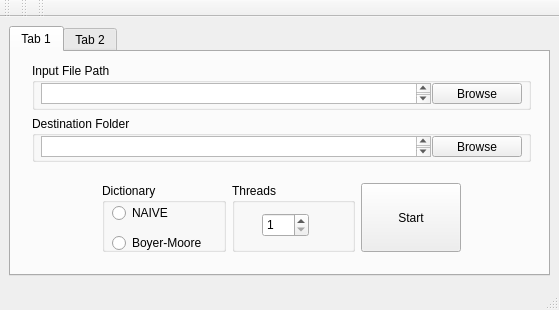
First picture: the form in app/mainwindow.ui, repository guidom300/sdem-archiver, before the edit.
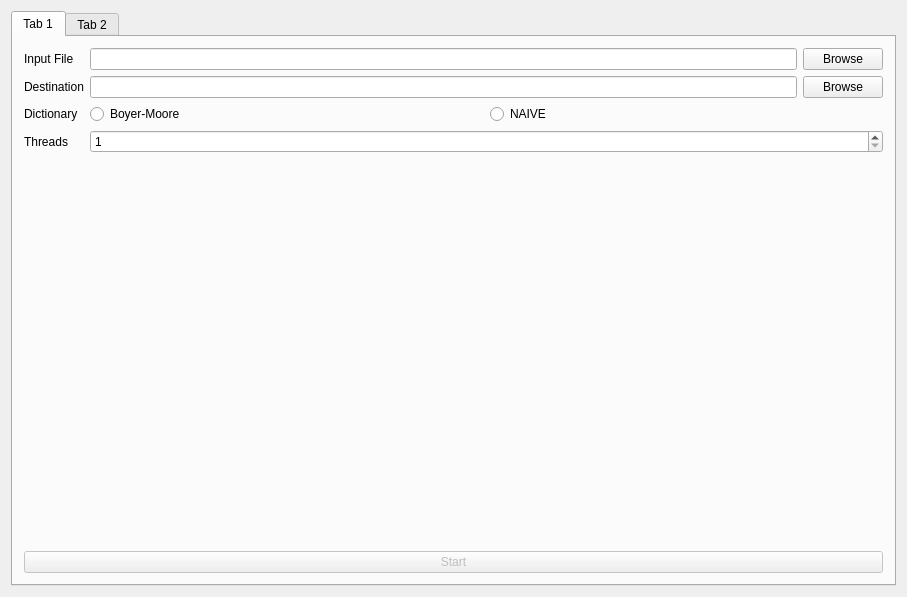
Second picture: the form after the edit. The open tabs and pages were chosen to show the change.

Commit message: Fix UI layout issues

The edit to the form file:
```diff
--- a/app/mainwindow.ui
+++ b/app/mainwindow.ui
@@ -6,25 +6,37 @@
    <rect>
     <x>0</x>
     <y>0</y>
-    <width>559</width>
-    <height>310</height>
+    <width>907</width>
+    <height>597</height>
    </rect>
   </property>
+  <property name="sizePolicy">
+   <sizepolicy hsizetype="Preferred" vsizetype="Preferred">
+    <horstretch>0</horstretch>
+    <verstretch>0</verstretch>
+   </sizepolicy>
+  </property>
   <property name="windowTitle">
    <string>SDEM-ARCHIVER</string>
   </property>
   <widget class="QWidget" name="centralWidget">
+   <property name="sizePolicy">
+    <sizepolicy hsizetype="Preferred" vsizetype="Preferred">
+     <horstretch>0</horstretch>
+     <verstretch>0</verstretch>
+    </sizepolicy>
+   </property>
+   <layout class="QGridLayout" name="gridLayout_3">
+    <item row="0" column="0">
    <widget class="QTabWidget" name="tabWidget">
-    <property name="geometry">
-     <rect>
-      <x>9</x>
-      <y>9</y>
-      <width>541</width>
-      <height>250</height>
-     </rect>
+      <property name="sizePolicy">
+       <sizepolicy hsizetype="MinimumExpanding" vsizetype="MinimumExpanding">
+        <horstretch>0</horstretch>
+        <verstretch>0</verstretch>
+       </sizepolicy>
     </property>
     <property name="currentIndex">
-     <number>1</number>
+       <number>0</number>
     </property>
     <widget class="QWidget" name="tab_1">
      <property name="toolTip">
@@ -33,91 +45,105 @@
      <attribute name="title">
       <string>Tab 1</string>
      </attribute>
-     <widget class="QWidget" name="">
-      <property name="geometry">
-       <rect>
-        <x>80</x>
-        <y>120</y>
-        <width>381</width>
-        <height>91</height>
-       </rect>
-      </property>
-      <layout class="QHBoxLayout" name="horizontalLayout">
+       <layout class="QGridLayout" name="gridLayout">
+        <item row="0" column="0">
+         <layout class="QFormLayout" name="formLayout">
+          <property name="fieldGrowthPolicy">
+           <enum>QFormLayout::AllNonFixedFieldsGrow</enum>
+          </property>
+          <item row="0" column="0">
+           <widget class="QLabel" name="label">
+            <property name="text">
+             <string>Input File</string>
+            </property>
+           </widget>
+          </item>
+          <item row="0" column="1">
+           <layout class="QHBoxLayout" name="horizontalLayout_4">
        <item>
-        <widget class="QGroupBox" name="groupBox_3">
-         <property name="maximumSize">
-          <size>
-           <width>250</width>
-           <height>100</height>
-          </size>
-         </property>
-         <property name="title">
+             <widget class="QLineEdit" name="inputFileEncoder"/>
+            </item>
+            <item>
+             <widget class="QPushButton" name="pushButton_2">
+              <property name="text">
+               <string>Browse</string>
+              </property>
+             </widget>
+            </item>
+           </layout>
+          </item>
+          <item row="1" column="0">
+           <widget class="QLabel" name="label_2">
+            <property name="text">
+             <string>Destination</string>
+            </property>
+           </widget>
+          </item>
+          <item row="1" column="1">
+           <layout class="QHBoxLayout" name="horizontalLayout_3">
+            <item>
+             <widget class="QLineEdit" name="destinationEncoder"/>
+            </item>
+            <item>
+             <widget class="QPushButton" name="pushButton">
+              <property name="text">
+               <string>Browse</string>
+              </property>
+             </widget>
+            </item>
+           </layout>
+          </item>
+          <item row="2" column="0">
+           <widget class="QLabel" name="label_3">
+            <property name="text">
           <string>Dictionary</string>
          </property>
-         <widget class="QRadioButton" name="naive">
-          <property name="geometry">
-           <rect>
-            <x>10</x>
-            <y>20</y>
-            <width>102</width>
-            <height>20</height>
-           </rect>
-          </property>
-          <property name="text">
-           <string>NAIVE</string>
-          </property>
-         </widget>
+           </widget>
+          </item>
+          <item row="2" column="1">
+           <layout class="QHBoxLayout" name="horizontalLayout">
+            <item>
          <widget class="QRadioButton" name="bm">
-          <property name="geometry">
-           <rect>
-            <x>10</x>
-            <y>50</y>
-            <width>102</width>
-            <height>20</height>
-           </rect>
-          </property>
           <property name="text">
            <string>Boyer-Moore</string>
           </property>
          </widget>
-        </widget>
        </item>
        <item>
-        <widget class="QGroupBox" name="groupBox_4">
-         <property name="maximumSize">
-          <size>
-           <width>250</width>
-           <height>100</height>
-          </size>
-         </property>
-         <property name="title">
+             <widget class="QRadioButton" name="naive">
+              <property name="text">
+               <string>NAIVE</string>
+              </property>
+             </widget>
+            </item>
+           </layout>
+          </item>
+          <item row="3" column="0">
+           <widget class="QLabel" name="label_4">
+            <property name="text">
           <string>Threads</string>
          </property>
+           </widget>
+          </item>
+          <item row="3" column="1">
          <widget class="QSpinBox" name="spinBox">
-          <property name="geometry">
-           <rect>
-            <x>30</x>
-            <y>30</y>
-            <width>47</width>
-            <height>24</height>
-           </rect>
-          </property>
           <property name="minimum">
            <number>1</number>
           </property>
          </widget>
-        </widget>
-       </item>
-       <item>
+          </item>
+         </layout>
+        </item>
+        <item row="1" column="0">
         <widget class="QPushButton" name="pushButton_3">
          <property name="enabled">
-          <bool>true</bool>
-         </property>
-         <property name="maximumSize">
-          <size>
-           <width>100</width>
-           <height>100</height>
-          </size>
+           <bool>false</bool>
+          </property>
+          <property name="sizePolicy">
+           <sizepolicy hsizetype="MinimumExpanding" vsizetype="Fixed">
+            <horstretch>1</horstretch>
+            <verstretch>0</verstretch>
+           </sizepolicy>
          </property>
          <property name="text">
           <string>Start</string>
@@ -125,79 +151,6 @@
         </widget>
        </item>
       </layout>
-     </widget>
-     <widget class="QWidget" name="">
-      <property name="geometry">
-       <rect>
-        <x>10</x>
-        <y>0</y>
-        <width>521</width>
-        <height>121</height>
-       </rect>
-      </property>
-      <layout class="QVBoxLayout" name="verticalLayout">
-       <item>
-        <widget class="QGroupBox" name="groupBox_2">
-         <property name="title">
-          <string>Input File Path</string>
-         </property>
-         <widget class="QPushButton" name="pushButton_2">
-          <property name="geometry">
-           <rect>
-            <x>400</x>
-            <y>20</y>
-            <width>90</width>
-            <height>21</height>
-           </rect>
-          </property>
-          <property name="text">
-           <string>Browse</string>
-          </property>
-         </widget>
-         <widget class="QTextBrowser" name="textBrowser_2">
-          <property name="geometry">
-           <rect>
-            <x>9</x>
-            <y>20</y>
-            <width>390</width>
-            <height>21</height>
-           </rect>
-          </property>
-         </widget>
-        </widget>
-       </item>
-       <item>
-        <widget class="QGroupBox" name="groupBox">
-         <property name="title">
-          <string>Destination Folder</string>
-         </property>
-         <widget class="QTextBrowser" name="textBrowser">
-          <property name="geometry">
-           <rect>
-            <x>9</x>
-            <y>20</y>
-            <width>390</width>
-            <height>21</height>
-           </rect>
-          </property>
-         </widget>
-         <widget class="QPushButton" name="pushButton">
-          <property name="geometry">
-           <rect>
-            <x>400</x>
-            <y>20</y>
-            <width>90</width>
-            <height>21</height>
-           </rect>
-          </property>
-          <property name="text">
-           <string>Browse</string>
-          </property>
-         </widget>
-        </widget>
-       </item>
-      </layout>
-     </widget>
     </widget>
     <widget class="QWidget" name="tab_2">
      <property name="styleSheet">
@@ -206,123 +159,85 @@
      <attribute name="title">
       <string>Tab 2</string>
      </attribute>
-     <widget class="QWidget" name="">
-      <property name="geometry">
-       <rect>
-        <x>10</x>
-        <y>0</y>
-        <width>521</width>
-        <height>121</height>
-       </rect>
-      </property>
-      <layout class="QVBoxLayout" name="verticalLayout_2">
-       <item>
-        <widget class="QGroupBox" name="groupBox_6">
-         <property name="title">
-          <string>Input File Path</string>
-         </property>
+       <layout class="QGridLayout" name="gridLayout_2">
+        <item row="0" column="0">
+         <layout class="QFormLayout" name="formLayout_2">
+          <property name="fieldGrowthPolicy">
+           <enum>QFormLayout::AllNonFixedFieldsGrow</enum>
+          </property>
+          <item row="0" column="0">
+           <widget class="QLabel" name="label_5">
+            <property name="text">
+             <string>Input File</string>
+            </property>
+           </widget>
+          </item>
+          <item row="0" column="1">
+           <layout class="QHBoxLayout" name="horizontalLayout_5">
+            <item>
+             <widget class="QLineEdit" name="inputFileDecoder"/>
+            </item>
+            <item>
          <widget class="QPushButton" name="dec_inputButton">
-          <property name="geometry">
-           <rect>
-            <x>400</x>
-            <y>20</y>
-            <width>90</width>
-            <height>21</height>
-           </rect>
-          </property>
           <property name="text">
            <string>Browse</string>
           </property>
          </widget>
-         <widget class="QTextBrowser" name="dec_inputPath">
-          <property name="geometry">
-           <rect>
-            <x>9</x>
-            <y>20</y>
-            <width>390</width>
-            <height>21</height>
-           </rect>
-          </property>
-         </widget>
-        </widget>
-       </item>
+            </item>
+           </layout>
+          </item>
+          <item row="1" column="0">
+           <widget class="QLabel" name="label_6">
+            <property name="text">
+             <string>Destination</string>
+            </property>
+           </widget>
+          </item>
+          <item row="1" column="1">
+           <layout class="QHBoxLayout" name="horizontalLayout_6">
        <item>
-        <widget class="QGroupBox" name="groupBox_5">
-         <property name="title">
-          <string>Destination Folder</string>
-         </property>
-         <widget class="QTextBrowser" name="dec_destPath">
-          <property name="geometry">
-           <rect>
-            <x>9</x>
-            <y>20</y>
-            <width>390</width>
-            <height>21</height>
-           </rect>
-          </property>
-         </widget>
+             <widget class="QLineEdit" name="destinationDecoder"/>
+            </item>
+            <item>
          <widget class="QPushButton" name="dec_destButton">
-          <property name="geometry">
-           <rect>
-            <x>400</x>
-            <y>20</y>
-            <width>90</width>
-            <height>21</height>
-           </rect>
-          </property>
           <property name="text">
            <string>Browse</string>
           </property>
          </widget>
-        </widget>
-       </item>
-      </layout>
-     </widget>
-     <widget class="QWidget" name="">
-      <property name="geometry">
-       <rect>
-        <x>110</x>
-        <y>120</y>
-        <width>331</width>
-        <height>107</height>
-       </rect>
-      </property>
-      <layout class="QHBoxLayout" name="horizontalLayout_2">
-       <item>
-        <widget class="QGroupBox" name="dec_Threads">
-         <property name="minimumSize">
-          <size>
-           <width>50</width>
-           <height>100</height>
-          </size>
-         </property>
-         <property name="title">
+            </item>
+           </layout>
+          </item>
+          <item row="2" column="0">
+           <widget class="QLabel" name="label_7">
+            <property name="text">
           <string>Threads</string>
          </property>
+           </widget>
+          </item>
+          <item row="2" column="1">
          <widget class="QSpinBox" name="dec_threads">
-          <property name="geometry">
-           <rect>
-            <x>30</x>
-            <y>30</y>
-            <width>47</width>
-            <height>24</height>
-           </rect>
-          </property>
           <property name="minimum">
            <number>1</number>
           </property>
          </widget>
-        </widget>
-       </item>
-       <item>
+          </item>
+         </layout>
+        </item>
+        <item row="1" column="0">
         <widget class="QPushButton" name="dec_startButton">
          <property name="enabled">
-          <bool>true</bool>
+           <bool>false</bool>
+          </property>
+          <property name="sizePolicy">
+           <sizepolicy hsizetype="MinimumExpanding" vsizetype="Fixed">
+            <horstretch>1</horstretch>
+            <verstretch>0</verstretch>
+           </sizepolicy>
          </property>
          <property name="maximumSize">
           <size>
-           <width>100</width>
-           <height>100</height>
+            <width>16777215</width>
+            <height>16777215</height>
           </size>
          </property>
          <property name="text">
@@ -333,49 +248,9 @@
       </layout>
      </widget>
     </widget>
-   </widget>
-  </widget>
-  <widget class="QMenuBar" name="menuBar">
-   <property name="geometry">
-    <rect>
-     <x>0</x>
-     <y>0</y>
-     <width>559</width>
-     <height>22</height>
-    </rect>
-   </property>
-  </widget>
-  <widget class="QToolBar" name="mainToolBar">
-   <attribute name="toolBarArea">
-    <enum>TopToolBarArea</enum>
-   </attribute>
-   <attribute name="toolBarBreak">
-    <bool>false</bool>
-   </attribute>
-  </widget>
-  <widget class="QToolBar" name="toolBar">
-   <property name="windowTitle">
-    <string>toolBar</string>
-   </property>
-   <attribute name="toolBarArea">
-    <enum>TopToolBarArea</enum>
-   </attribute>
-   <attribute name="toolBarBreak">
-    <bool>false</bool>
-   </attribute>
-  </widget>
-  <widget class="QToolBar" name="toolBar_2">
-   <property name="windowTitle">
-    <string>toolBar_2</string>
-   </property>
-   <attribute name="toolBarArea">
-    <enum>TopToolBarArea</enum>
-   </attribute>
-   <attribute name="toolBarBreak">
-    <bool>false</bool>
-   </attribute>
-  </widget>
-  <widget class="QStatusBar" name="statusBar"/>
+    </item>
+   </layout>
+  </widget>
  </widget>
  <layoutdefault spacing="6" margin="11"/>
  <resources/>
```
Lines whose indentation alone changed are shown as unchanged. The commit also changes 8 other files.
